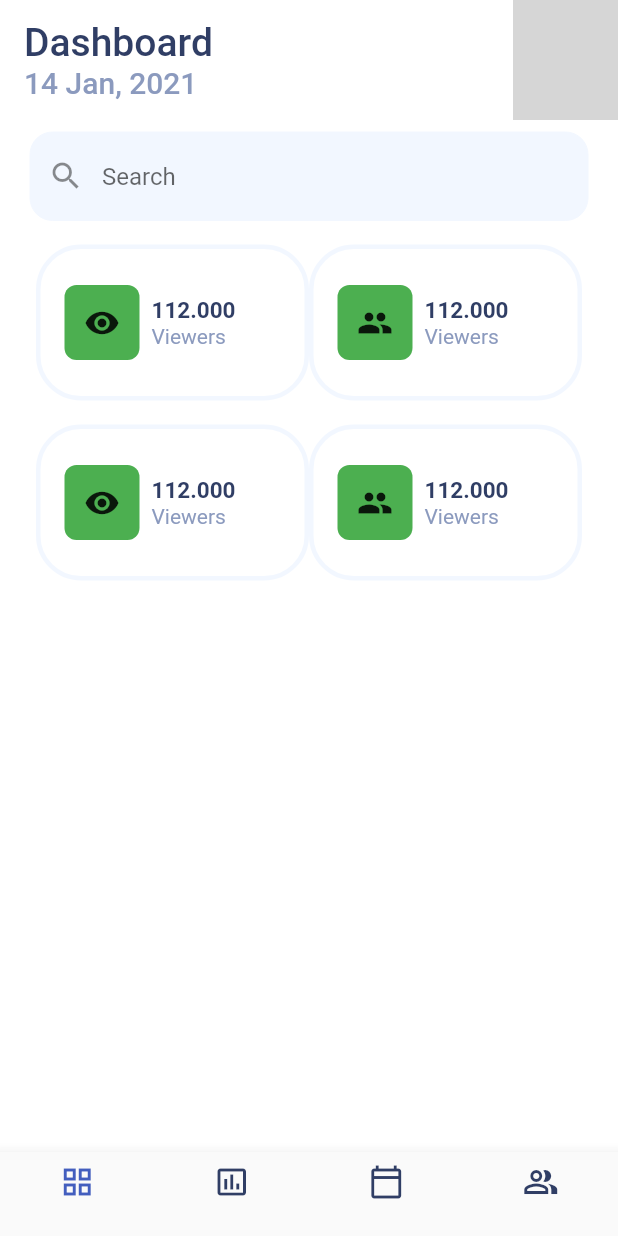
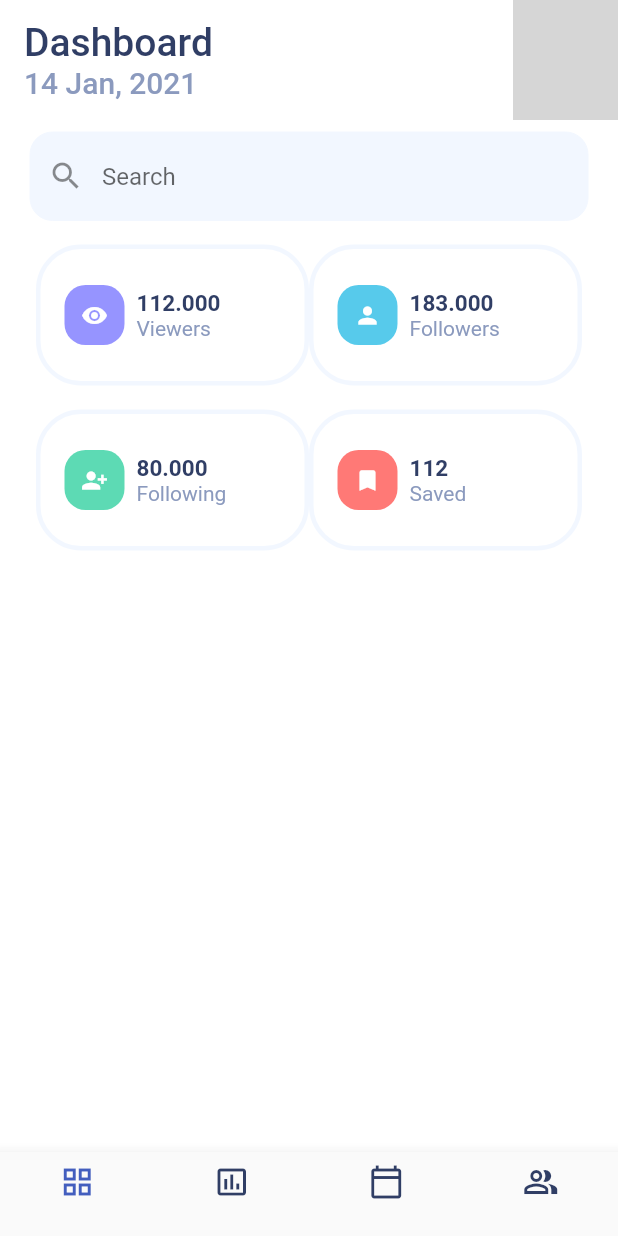
Before and after one commit to Satochaaan/social_media_manage, a Flutter app: the screen it shows after launch, on a phone screen of 412 x 824 dp. Run offline on Flutter 3.47's test engine with Material 2 defaults, Android fonts, the phone set to English and light mode, and no system bars; network calls fail; grey boxes are pictures that could not be loaded.

Commit message:
Table構成変更

```diff
--- a/lib/main.dart
+++ b/lib/main.dart
@@ -10,6 +10,10 @@ const kColorFollowersIcon = Color(0xff57caeb);
 const kColorFollowingIcon = Color(0xff5ddab4);
 const kColorSavedIcon = Color(0xffff7976);
 const kColorSearchField = Color(0xfff2f7ff);
+const kColorIconPurple = Color(0xff9694ff);
+const kColorIconBlue = Color(0xff57caeb);
+const kColorIconGreen = Color(0xff5ddab4);
+const kColorIconOrange = Color(0xffff7976);
 const kDashboardPeopleUrl =
     'https://user-images.githubusercontent.com/44778185/106063024-ef8e2600-613a-11eb-8ae4-a4f10a595f33.png';
 
@@ -130,33 +134,38 @@ class _SocialMediaManageState extends State<SocialMediaManage> {
                           iconData: Icons.remove_red_eye,
                           title: '112.000',
                           subTitle: 'Viewers',
+                          iconColor: kColorIconPurple,
                         ),
-                        // SizedBox(width: 8),
+                        // SizedBox(width: 1),
                         TableItem(
-                          iconData: Icons.people,
-                          title: '112.000',
-                          subTitle: 'Viewers',
+                          iconData: Icons.person,
+                          title: '183.000',
+                          subTitle: 'Followers',
+                          iconColor: kColorIconBlue,
                         ),
                       ],
                     ),
                     TableRow(
                       children: [
                         SizedBox(height: 16),
+                        // SizedBox(height: 16),
                         SizedBox(height: 16),
                       ],
                     ),
                     TableRow(
                       children: [
                         TableItem(
-                          iconData: Icons.remove_red_eye,
-                          title: '112.000',
-                          subTitle: 'Viewers',
+                          iconData: Icons.person_add_alt_1,
+                          title: '80.000',
+                          subTitle: 'Following',
+                          iconColor: kColorIconGreen,
                         ),
-                        // SizedBox(width: 8),
+                        // SizedBox(width: 1),
                         TableItem(
-                          iconData: Icons.people,
-                          title: '112.000',
-                          subTitle: 'Viewers',
+                          iconData: Icons.bookmark,
+                          title: '112',
+                          subTitle: 'Saved',
+                          iconColor: kColorIconOrange,
                         ),
                       ],
                     ),
@@ -200,11 +209,13 @@ class TableItem extends StatelessWidget {
   final IconData iconData;
   final String title;
   final String subTitle;
+  final Color iconColor;
 
   TableItem({
     this.iconData,
     this.title,
     this.subTitle,
+    this.iconColor,
   });
 
   @override
@@ -224,13 +235,17 @@ class TableItem extends StatelessWidget {
       child: Row(
         children: [
           Container(
-            width: 50,
-            height: 50,
+            width: 40,
+            height: 40,
             decoration: BoxDecoration(
-              color: Colors.green,
-              borderRadius: BorderRadius.circular(8),
+              color: iconColor,
+              borderRadius: BorderRadius.circular(14),
             ),
-            child: Icon(iconData),
+            child: Icon(
+              iconData,
+              color: Colors.white,
+              size: 18,
+            ),
           ),
           SizedBox(
             width: 8,
```
